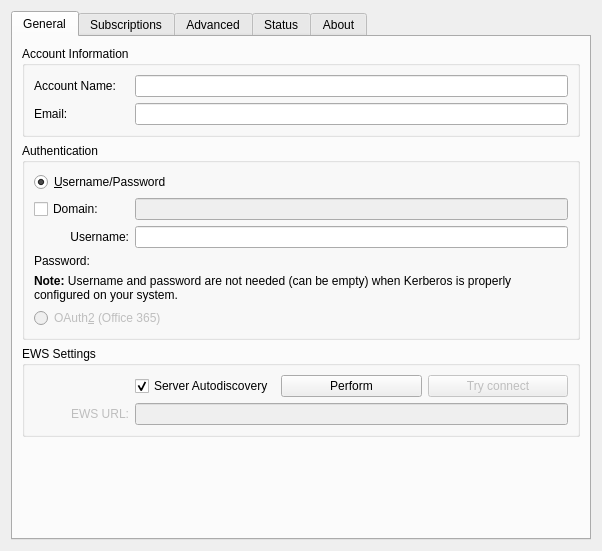
The window that resources/ews/ewsconfigdialog.ui (KDE/kdepim-runtime) describes before a commit, drawn with Qt 5.
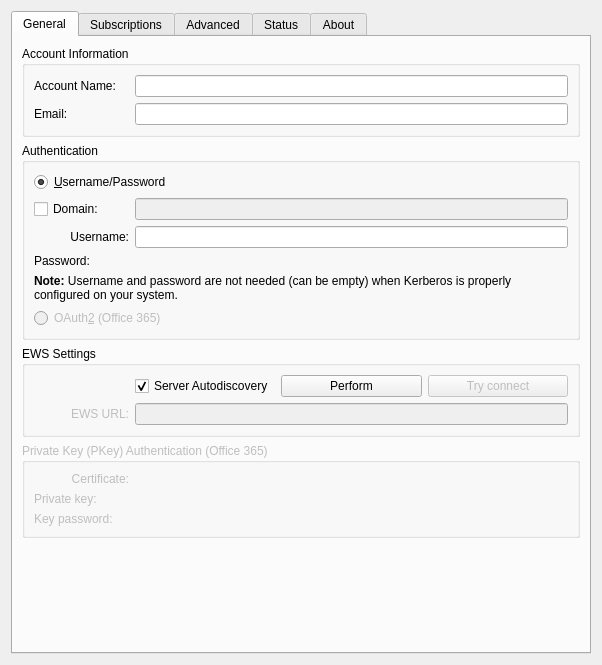
The same window after the commit. Icons and pictures are not drawn. Custom widgets are drawn as their Qt base class.

Commit message: Enable configuration of public key authentication

```diff
--- a/resources/ews/ewsconfigdialog.ui
+++ b/resources/ews/ewsconfigdialog.ui
@@ -7,7 +7,7 @@
     <x>0</x>
     <y>0</y>
     <width>602</width>
-    <height>551</height>
+    <height>665</height>
    </rect>
   </property>
   <property name="windowTitle">
@@ -306,6 +306,68 @@
          </layout>
         </widget>
        </item>
+       <item>
+        <widget class="QGroupBox" name="pkeyAuthGroupBox">
+         <property name="enabled">
+          <bool>false</bool>
+         </property>
+         <property name="whatsThis">
+          <string>&lt;html&gt;&lt;head/&gt;&lt;body&gt;&lt;p&gt;Private Key (PKey) Authentication is used as an additional authentication step to OAuth2-based authentication. It uses an X.509 certificate and private key that identifies a trusted device, which was joined to the Azure Directory using a Workplace Join.&lt;/p&gt;&lt;p&gt;Some administrators may mandate use of PKey authentication when connecting to Office 365 from outside of corporate network. In other cases, when multi-factor authentication is set-up, using the PKey authentication can satisfy requirements for strong authentication, in which case entering the MFA code is not required.&lt;/p&gt;&lt;/body&gt;&lt;/html&gt;</string>
+         </property>
+         <property name="title">
+          <string>Private Key (PKey) Authentication (Office 365)</string>
+         </property>
+         <layout class="QFormLayout" name="pkeyAuthGroupBoxLayout">
+          <item row="0" column="0">
+           <widget class="QLabel" name="pkeyAuthCertLabel">
+            <property name="minimumSize">
+             <size>
+              <width>95</width>
+              <height>0</height>
+             </size>
+            </property>
+            <property name="text">
+             <string>Certificate:</string>
+            </property>
+            <property name="alignment">
+             <set>Qt::AlignRight|Qt::AlignTrailing|Qt::AlignVCenter</set>
+            </property>
+           </widget>
+          </item>
+          <item row="0" column="1">
+           <widget class="KUrlRequester" name="pkeyAuthCert" native="true">
+            <property name="filter" stdset="0">
+             <string notr="true">*.pem</string>
+            </property>
+           </widget>
+          </item>
+          <item row="1" column="0">
+           <widget class="QLabel" name="pkeyAuthKeyLabel">
+            <property name="text">
+             <string>Private key:</string>
+            </property>
+           </widget>
+          </item>
+          <item row="1" column="1">
+           <widget class="KUrlRequester" name="pkeyAuthKey" native="true">
+            <property name="filter" stdset="0">
+             <string notr="true">*.pem</string>
+            </property>
+           </widget>
+          </item>
+          <item row="2" column="0">
+           <widget class="QLabel" name="pkeyAuthPasswordLabel">
+            <property name="text">
+             <string>Key password:</string>
+            </property>
+           </widget>
+          </item>
+          <item row="2" column="1">
+           <widget class="KPasswordLineEdit" name="pkeyAuthPassword" native="true"/>
+          </item>
+         </layout>
+        </widget>
+       </item>
        <item>
         <spacer name="generalTabSpacer">
          <property name="orientation">
@@ -699,6 +761,11 @@
    <extends>QWidget</extends>
    <header>kpasswordlineedit.h</header>
   </customwidget>
+  <customwidget>
+   <class>KUrlRequester</class>
+   <extends>QWidget</extends>
+   <header>kurlrequester.h</header>
+  </customwidget>
  </customwidgets>
  <tabstops>
   <tabstop>tabWidget</tabstop>
```
Left out of the diff: 5 changed lines with no effect on the pictures. The commit also changes 2 other files.
